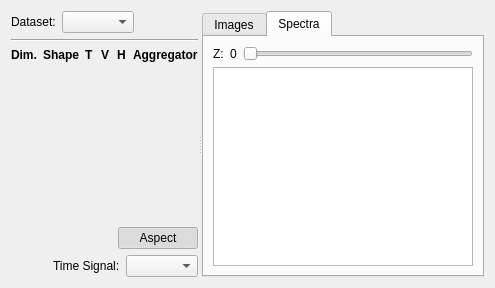
The window that src/firefly/run_browser/frameset_view.ui (spc-group/haven) describes before a commit, drawn with Qt 5.
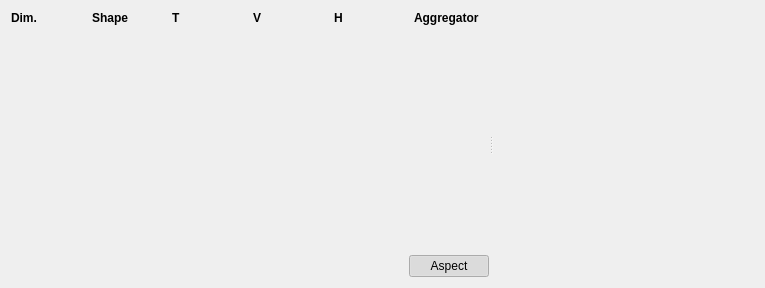
The same window after the commit. The open tabs and pages were chosen to show the change. Custom widgets are drawn as their Qt base class.

Commit message: Refactored the run browser display UI file with the new layout. Added checkboxes to the run list.

Patch:
```diff
--- a/src/firefly/run_browser/frameset_view.ui
+++ b/src/firefly/run_browser/frameset_view.ui
@@ -6,14 +6,14 @@
    <rect>
     <x>0</x>
     <y>0</y>
-    <width>495</width>
+    <width>765</width>
     <height>288</height>
    </rect>
   </property>
   <property name="windowTitle">
    <string>Form</string>
   </property>
-  <layout class="QVBoxLayout" name="verticalLayout_2">
+  <layout class="QVBoxLayout" name="verticalLayout">
    <item>
     <widget class="QSplitter" name="sidebar_splitter">
      <property name="orientation">
@@ -21,46 +21,6 @@
      </property>
      <widget class="QWidget" name="verticalLayoutWidget_3">
       <layout class="QVBoxLayout" name="sidebar_layout">
-       <item>
-        <layout class="QHBoxLayout" name="dataset_layout">
-         <item>
-          <widget class="QLabel" name="label_50">
-           <property name="sizePolicy">
-            <sizepolicy hsizetype="Preferred" vsizetype="Fixed">
-             <horstretch>0</horstretch>
-             <verstretch>0</verstretch>
-            </sizepolicy>
-           </property>
-           <property name="text">
-            <string>Dataset:</string>
-           </property>
-          </widget>
-         </item>
-         <item>
-          <widget class="QComboBox" name="dataset_combobox"/>
-         </item>
-         <item>
-          <spacer name="horizontalSpacer_17">
-           <property name="orientation">
-            <enum>Qt::Horizontal</enum>
-           </property>
-           <property name="sizeHint" stdset="0">
-            <size>
-             <width>40</width>
-             <height>1</height>
-            </size>
-           </property>
-          </spacer>
-         </item>
-        </layout>
-       </item>
-       <item>
-        <widget class="Line" name="line">
-         <property name="orientation">
-          <enum>Qt::Horizontal</enum>
-         </property>
-        </widget>
-       </item>
        <item>
         <layout class="QGridLayout" name="dimensions_layout">
          <item row="0" column="2">
@@ -186,117 +146,14 @@
          </item>
         </layout>
        </item>
-       <item>
-        <layout class="QHBoxLayout" name="horizontalLayout_2">
-         <item>
-          <spacer name="horizontalSpacer">
-           <property name="orientation">
-            <enum>Qt::Horizontal</enum>
-           </property>
-           <property name="sizeHint" stdset="0">
-            <size>
-             <width>40</width>
-             <height>20</height>
-            </size>
-           </property>
-          </spacer>
-         </item>
-         <item>
-          <widget class="QLabel" name="label_2">
-           <property name="sizePolicy">
-            <sizepolicy hsizetype="Preferred" vsizetype="Fixed">
-             <horstretch>0</horstretch>
-             <verstretch>0</verstretch>
-            </sizepolicy>
-           </property>
-           <property name="text">
-            <string>Time Signal:</string>
-           </property>
-          </widget>
-         </item>
-         <item>
-          <widget class="QComboBox" name="time_signal_combobox"/>
-         </item>
-        </layout>
-       </item>
       </layout>
      </widget>
-     <widget class="QTabWidget" name="plotting_tabs">
-      <property name="currentIndex">
-       <number>0</number>
-      </property>
-      <widget class="QWidget" name="frame_tab">
-       <attribute name="title">
-        <string>Images</string>
-       </attribute>
-       <layout class="QVBoxLayout" name="verticalLayout_5">
-        <item>
-         <widget class="FramesetImageView" name="frame_view" native="true"/>
-        </item>
-       </layout>
-      </widget>
-      <widget class="QWidget" name="spectra_tab">
-       <attribute name="title">
-        <string>Spectra</string>
-       </attribute>
-       <layout class="QVBoxLayout" name="verticalLayout_6">
-        <item>
-         <layout class="QVBoxLayout" name="verticalLayout">
-          <item>
-           <layout class="QHBoxLayout" name="horizontalLayout">
-            <item>
-             <widget class="QLabel" name="label">
-              <property name="text">
-               <string>Z:</string>
-              </property>
-             </widget>
-            </item>
-            <item>
-             <widget class="QLabel" name="z_label">
-              <property name="text">
-               <string>0</string>
-              </property>
-             </widget>
-            </item>
-            <item>
-             <widget class="QSlider" name="z_slider">
-              <property name="maximum">
-               <number>21</number>
-              </property>
-              <property name="orientation">
-               <enum>Qt::Horizontal</enum>
-              </property>
-              <property name="invertedAppearance">
-               <bool>false</bool>
-              </property>
-              <property name="invertedControls">
-               <bool>false</bool>
-              </property>
-              <property name="tickPosition">
-               <enum>QSlider::NoTicks</enum>
-              </property>
-             </widget>
-            </item>
-           </layout>
-          </item>
-          <item>
-           <widget class="PlotWidget" name="spectra_view"/>
-          </item>
-         </layout>
-        </item>
-       </layout>
-      </widget>
-     </widget>
+     <widget class="FramesetImageView" name="frame_view" native="true"/>
     </widget>
    </item>
   </layout>
  </widget>
  <customwidgets>
-  <customwidget>
-   <class>PlotWidget</class>
-   <extends>QGraphicsView</extends>
-   <header>pyqtgraph</header>
-  </customwidget>
   <customwidget>
    <class>FramesetImageView</class>
    <extends>QWidget</extends>
```
The commit also changes 15 other files.
